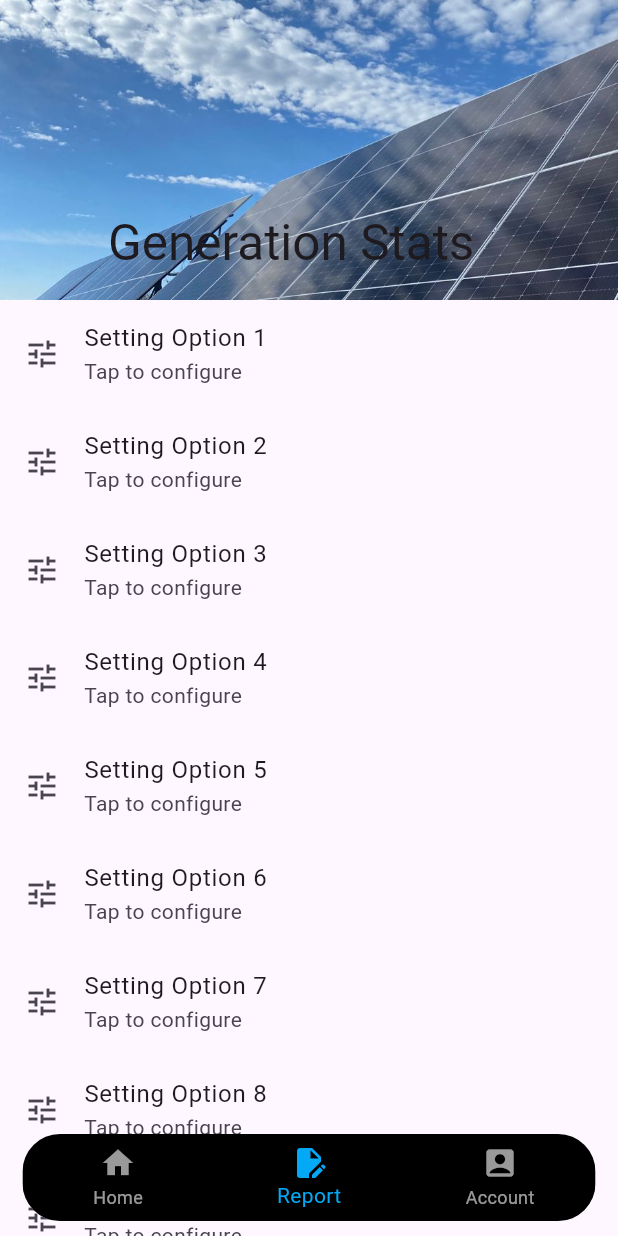
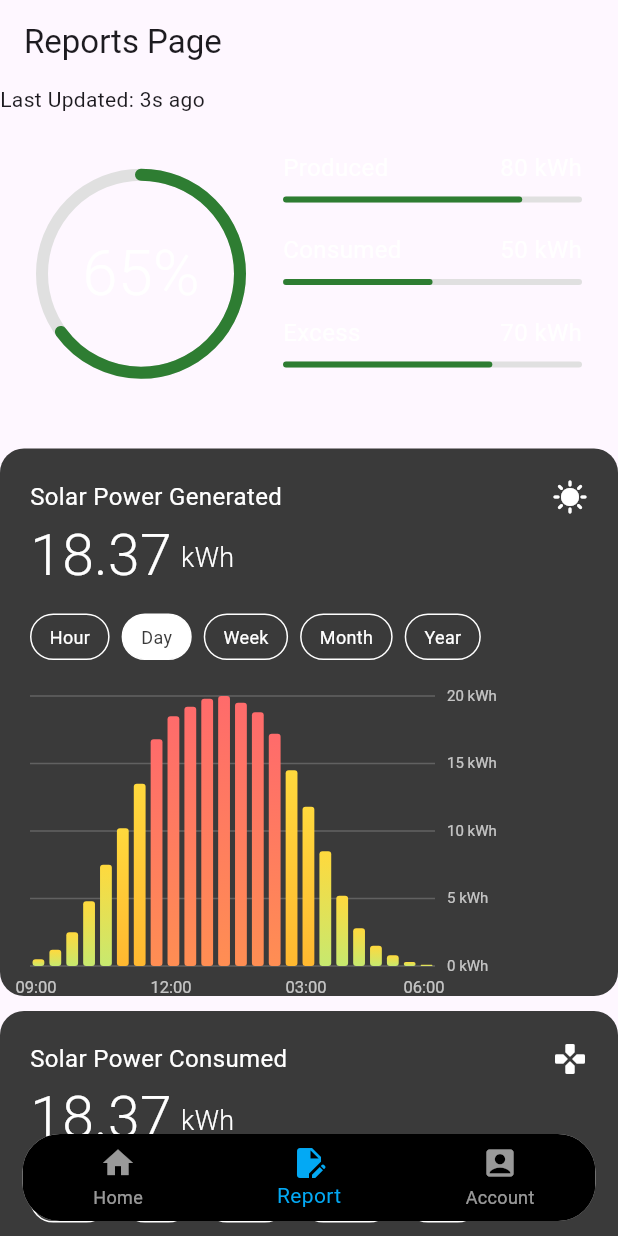
Before and after one commit to zhira03/zesa_project, a Flutter app: the LandingPage screen opened directly, item 2 of the bottom bar chosen, on a phone screen of 412 x 824 dp. Run offline on Flutter 3.47's test engine with Material 3 defaults, Android fonts, the phone set to English and light mode, and no system bars; our stand-ins replace fl_chart, fluentui_system_icons, flutter_svg, google_fonts, lottie, smooth_page_indicator.

Commit message:
Reports Page halfway done

```diff
--- a/Frontend/zesa_app/lib/components/animations.dart
+++ b/Frontend/zesa_app/lib/components/animations.dart
@@ -43,12 +43,13 @@ class _SplashScreenState extends State<SplashScreen> {
             ),
             Spacer(),
             Padding(
-              padding: const EdgeInsets.symmetric(vertical: 10),
+              padding: const EdgeInsets.only(bottom: 50),
               child: Text(
                 "WattTrade",
                 style: GoogleFonts.zenDots(
                   fontSize: 32,
                   fontWeight: FontWeight.w400,
+                  color: Colors.black
                 ),
               ),
             ),
--- /dev/null
+++ b/Frontend/zesa_app/lib/components/barGraph.dart
@@ -0,0 +1,271 @@
+import 'package:flutter/material.dart';
+
+class EnergyChart extends StatefulWidget {
+  final double energyGenerated;
+  final List<double> hourlyData; // 24 values for each hour
+  final String selectedPeriod;
+  final Function(String) onPeriodChanged;
+  final String title;
+  final IconData icon;
+
+  const EnergyChart({
+    Key? key,
+    required this.energyGenerated,
+    required this.hourlyData,
+    this.selectedPeriod = 'Day',
+    required this.onPeriodChanged,
+    required this.title,
+    required this.icon,
+  }) : super(key: key);
+
+  @override
+  State<EnergyChart> createState() => _EnergyChartState();
+}
+
+class _EnergyChartState extends State<EnergyChart> {
+  final List<String> periods = ['Hour', 'Day', 'Week', 'Month', 'Year'];
+
+  @override
+  Widget build(BuildContext context) {
+    return Container(
+      width: double.infinity,
+      padding: const EdgeInsets.all(20),
+      decoration: BoxDecoration(
+        color: const Color(0xFF3a3a3a),
+        borderRadius: BorderRadius.circular(16),
+      ),
+      child: Column(
+        crossAxisAlignment: CrossAxisAlignment.start,
+        children: [
+          // Header
+          Row(
+            mainAxisAlignment: MainAxisAlignment.spaceBetween,
+            children: [
+              Text(
+                widget.title,
+                style: TextStyle(
+                  color: Colors.white,
+                  fontSize: 16,
+                  fontWeight: FontWeight.w400,
+                ),
+              ),
+              Icon(
+                widget.icon,
+                color: Colors.white,
+                size: 24,
+              ),
+            ],
+          ),
+          const SizedBox(height: 8),
+
+          // Energy value
+          Row(
+            crossAxisAlignment: CrossAxisAlignment.end,
+            children: [
+              Text(
+                widget.energyGenerated.toStringAsFixed(2),
+                style: const TextStyle(
+                  color: Colors.white,
+                  fontSize: 38,
+                  fontWeight: FontWeight.w300,
+                  height: 1,
+                ),
+              ),
+              const SizedBox(width: 6),
+              const Padding(
+                padding: EdgeInsets.only(bottom: 4),
+                child: Text(
+                  'kWh',
+                  style: TextStyle(
+                    color: Colors.white,
+                    fontSize: 18,
+                    fontWeight: FontWeight.w300,
+                  ),
+                ),
+              ),
+            ],
+          ),
+          const SizedBox(height: 20),
+
+          // Period buttons
+          Row(
+            children: periods.map((period) {
+              final isSelected = period == widget.selectedPeriod;
+              return Padding(
+                padding: const EdgeInsets.only(right: 8),
+                child: GestureDetector(
+                  onTap: () => widget.onPeriodChanged(period),
+                  child: Container(
+                    padding: const EdgeInsets.symmetric(
+                      horizontal: 12,
+                      vertical: 6,
+                    ),
+                    decoration: BoxDecoration(
+                      color: isSelected ? Colors.white : Colors.transparent,
+                      border: Border.all(
+                        color: Colors.white,
+                        width: 1,
+                      ),
+                      borderRadius: BorderRadius.circular(16),
+                    ),
+                    child: Text(
+                      period,
+                      style: TextStyle(
+                        color: isSelected ? const Color(0xFF3a3a3a) : Colors.white,
+                        fontSize: 12,
+                        fontWeight: FontWeight.w400,
+                      ),
+                    ),
+                  ),
+                ),
+              );
+            }).toList(),
+          ),
+          const SizedBox(height: 24),
+
+          // Chart
+          SizedBox(
+            height: 180,
+            child: CustomPaint(
+              size: Size(270, 180),
+              painter: BarChartPainter(
+                data: widget.hourlyData,
+                maxValue: 20,
+              ),
+            ),
+          ),
+        ],
+      ),
+    );
+  }
+}
+
+class BarChartPainter extends CustomPainter {
+  final List<double> data;
+  final double maxValue;
+
+  BarChartPainter({
+    required this.data,
+    required this.maxValue,
+  });
+
+  @override
+  void paint(Canvas canvas, Size size) {
+    final barWidth = size.width / data.length;
+    final barSpacing = barWidth * 0.3;
+    final actualBarWidth = barWidth - barSpacing;
+
+    // Draw horizontal grid lines
+    final gridPaint = Paint()
+      ..color = Colors.white.withOpacity(0.2)
+      ..strokeWidth = 1
+      ..style = PaintingStyle.stroke
+      ..strokeDashArray = [4, 4];
+
+    // Draw 4 horizontal lines
+    for (int i = 0; i <= 4; i++) {
+      final y = size.height - (size.height * i / 4);
+      final path = Path();
+      path.moveTo(0, y);
+      path.lineTo(size.width, y);
+      canvas.drawPath(path, gridPaint);
+
+      // Draw labels
+      final textPainter = TextPainter(
+        text: TextSpan(
+          text: '${(maxValue * i / 4).toInt()} kWh',
+          style: const TextStyle(
+            color: Colors.white70,
+            fontSize: 10,
+          ),
+        ),
+        textDirection: TextDirection.ltr,
+      );
+      textPainter.layout();
+      textPainter.paint(
+        canvas,
+        Offset(size.width + 8, y - textPainter.height / 2),
+      );
+    }
+
+    // Draw bars
+    for (int i = 0; i < data.length; i++) {
+      final barHeight = (data[i] / maxValue) * size.height;
+      final x = i * barWidth + barSpacing / 2;
+      final y = size.height - barHeight;
+
+      // Create gradient based on bar height
+      final gradient = LinearGradient(
+        begin: Alignment.topCenter,
+        end: Alignment.bottomCenter,
+        colors: _getGradientColors(data[i] / maxValue),
+      );
+
+      final rect = Rect.fromLTWH(x, y, actualBarWidth, barHeight);
+      final paint = Paint()
+        ..shader = gradient.createShader(rect)
+        ..style = PaintingStyle.fill;
+
+      final rrect = RRect.fromRectAndRadius(
+        rect,
+        const Radius.circular(2),
+      );
+
+      canvas.drawRRect(rrect, paint);
+    }
+
+    // Draw time labels
+    final timeLabels = ['09:00', '12:00', '03:00', '06:00'];
+    final timePositions = [0, data.length ~/ 3, data.length * 2 ~/ 3, data.length - 1];
+
+    for (int i = 0; i < timeLabels.length; i++) {
+      final textPainter = TextPainter(
+        text: TextSpan(
+          text: timeLabels[i],
+          style: const TextStyle(
+            color: Colors.white70,
+            fontSize: 11,
+          ),
+        ),
+        textDirection: TextDirection.ltr,
+      );
+      textPainter.layout();
+
+      final x = timePositions[i] * barWidth + actualBarWidth / 2 - textPainter.width / 2;
+      textPainter.paint(
+        canvas,
+        Offset(x, size.height + 8),
+      );
+    }
+  }
+
+  List<Color> _getGradientColors(double ratio) {
+    if (ratio > 0.75) {
+      return [
+        const Color(0xFFff6b6b),
+        const Color(0xFFff8e53),
+      ];
+    } else if (ratio > 0.5) {
+      return [
+        const Color(0xFFffd93d),
+        const Color(0xFFffb830),
+      ];
+    } else {
+      return [
+        const Color(0xFFffd93d),
+        const Color(0xFFc7e96f),
+      ];
+    }
+  }
+
+  @override
+  bool shouldRepaint(BarChartPainter oldDelegate) {
+    return true;
+  }
+}
+
+// Extension for dashed lines
+extension DashedPath on Paint {
+  set strokeDashArray(List<double> dashArray) {
+  }
+}
--- /dev/null
+++ b/Frontend/zesa_app/lib/components/pieChart.dart
@@ -0,0 +1,162 @@
+import 'package:flutter/material.dart';
+import 'dart:math' as math;
+
+class ProgressStatsWidget extends StatelessWidget {
+  final double overallPercentage;
+  final Map<String, double> categories;
+
+  const ProgressStatsWidget({
+    Key? key,
+    required this.overallPercentage,
+    required this.categories,
+  }) : super(key: key);
+
+  @override
+  Widget build(BuildContext context) {
+    final screenWidth = MediaQuery.of(context).size.width;
+    return Container(
+      padding: const EdgeInsets.all(24),
+      child: Row(
+        children: [
+          // Circular progress indicator
+          SizedBox(
+            width: 140,
+            height: 140,
+            child: CustomPaint(
+              painter: CircularProgressPainter(
+                percentage: overallPercentage,
+                strokeWidth: 8,
+              ),
+              child: Center(
+                child: Text(
+                  '${overallPercentage.toInt()}%',
+                  style: const TextStyle(
+                    fontSize: 42,
+                    fontWeight: FontWeight.w300,
+                    color: Colors.white,
+                  ),
+                ),
+              ),
+            ),
+          ),
+
+          SizedBox(width: screenWidth * 0.06),
+
+          // Progress bars
+          Expanded(
+            child: Column(
+              crossAxisAlignment: CrossAxisAlignment.start,
+              mainAxisSize: MainAxisSize.min,
+              children: categories.entries.map((entry) {
+                return Padding(
+                  padding: const EdgeInsets.only(bottom: 20),
+                  child: _buildProgressBar(entry.key, entry.value),
+                );
+              }).toList(),
+            ),
+          ),
+        ],
+      ),
+    );
+  }
+
+  Widget _buildProgressBar(String label, double percentage) {
+    return Column(
+      crossAxisAlignment: CrossAxisAlignment.start,
+      children: [
+        Row(
+          mainAxisAlignment: MainAxisAlignment.spaceBetween,
+          children: [
+            Text(
+              label,
+              style: const TextStyle(
+                fontSize: 16,
+                fontWeight: FontWeight.w400,
+                color: Colors.white,
+              ),
+            ),
+            Text(
+              '${percentage.toInt()} kWh',
+              style: const TextStyle(
+                fontSize: 16,
+                fontWeight: FontWeight.w400,
+                color: Colors.white,
+              ),
+            ),
+          ],
+        ),
+        const SizedBox(height: 8),
+        Stack(
+          children: [
+            // Background bar
+            Container(
+              height: 4,
+              decoration: BoxDecoration(
+                color: Colors.grey[300],
+                borderRadius: BorderRadius.circular(2),
+              ),
+            ),
+            // Progress bar
+            FractionallySizedBox(
+              widthFactor: percentage / 100,
+              child: Container(
+                height: 4,
+                decoration: BoxDecoration(
+                  color: const Color(0xFF2e7d32),
+                  borderRadius: BorderRadius.circular(2),
+                ),
+              ),
+            ),
+          ],
+        ),
+      ],
+    );
+  }
+}
+
+// Custom painter for circular progress
+class CircularProgressPainter extends CustomPainter {
+  final double percentage;
+  final double strokeWidth;
+
+  CircularProgressPainter({
+    required this.percentage,
+    required this.strokeWidth,
+  });
+
+  @override
+  void paint(Canvas canvas, Size size) {
+    final center = Offset(size.width / 2, size.height / 2);
+    final radius = (size.width - strokeWidth) / 2;
+
+    // Background circle
+    final backgroundPaint = Paint()
+      ..color = Colors.grey[300]!
+      ..style = PaintingStyle.stroke
+      ..strokeWidth = strokeWidth
+      ..strokeCap = StrokeCap.round;
+
+    canvas.drawCircle(center, radius, backgroundPaint);
+
+    // Progress arc
+    final progressPaint = Paint()
+      ..color = const Color(0xFF2e7d32)
+      ..style = PaintingStyle.stroke
+      ..strokeWidth = strokeWidth
+      ..strokeCap = StrokeCap.round;
+
+    final sweepAngle = 2 * math.pi * (percentage / 100);
+    canvas.drawArc(
+      Rect.fromCircle(center: center, radius: radius),
+      -math.pi / 2, // Start from top
+      sweepAngle,
+      false,
+      progressPaint,
+    );
+  }
+
+  @override
+  bool shouldRepaint(CircularProgressPainter oldDelegate) {
+    return oldDelegate.percentage != percentage;
+  }
+}
--- a/Frontend/zesa_app/lib/components/prosumerConsumption.dart
+++ b/Frontend/zesa_app/lib/components/prosumerConsumption.dart
@@ -90,7 +90,9 @@ class _UsageStatsState extends State<UsageStats>
     final batteryColor = _getBatteryColor();
     final energySource = _getEnergySource();
 
-    return Container(
+    return SingleChildScrollView(
+      physics: AlwaysScrollableScrollPhysics(),
+      child: Container(
         width: 230,
         decoration: BoxDecoration(
           gradient: LinearGradient(
@@ -581,6 +583,7 @@ class _UsageStatsState extends State<UsageStats>
             ],
           ),
         ),
+      ),
     );
   }
 
--- a/Frontend/zesa_app/lib/screens/prosumer/landing.dart
+++ b/Frontend/zesa_app/lib/screens/prosumer/landing.dart
@@ -1,7 +1,6 @@
 import 'package:WattTrade/components/themes.dart';
 import 'package:WattTrade/screens/prosumer/pages/accountPage.dart';
 import 'package:WattTrade/screens/prosumer/pages/homePage.dart';
-import 'package:WattTrade/screens/prosumer/pages/home2.dart';
 import 'package:WattTrade/screens/prosumer/pages/settingsPage.dart';
 import 'package:flutter/material.dart';
 import 'package:provider/provider.dart';
@@ -17,7 +16,7 @@ class _LandingPageState extends State<LandingPage> {
   int _selectedIndex = 0;
   final List <Widget> _pages = [
     HomePage(),
-    SettingsPage(),
+    ReportsPage(),
     AccountPage(),
   ];
 
@@ -42,13 +41,6 @@ class _LandingPageState extends State<LandingPage> {
               decoration: BoxDecoration(
                 color: Colors.white,
                 borderRadius: BorderRadius.circular(25),
-                // boxShadow: [
-                //   BoxShadow(
-                //     color: Colors.black,
-                //     blurRadius: 10,
-                //     offset: const Offset(0, 5),
-                //   ),
-                // ],
               ),
               child: ClipRRect(
                 borderRadius: BorderRadius.circular(25),
--- a/Frontend/zesa_app/lib/screens/prosumer/pages/settingsPage.dart
+++ b/Frontend/zesa_app/lib/screens/prosumer/pages/settingsPage.dart
@@ -1,43 +1,96 @@
+import 'package:WattTrade/components/barGraph.dart';
+import 'package:WattTrade/components/pieChart.dart';
+import 'package:fl_chart/fl_chart.dart';
 import 'package:flutter/material.dart';
 
-class SettingsPage extends StatefulWidget {
-  const SettingsPage({super.key});
+class ReportsPage extends StatefulWidget {
+  const ReportsPage({super.key});
 
   @override
-  State<SettingsPage> createState() => _SettingsPageState();
+  State<ReportsPage> createState() => _ReportsPageState();
 }
 
-class _SettingsPageState extends State<SettingsPage> {
+class _ReportsPageState extends State<ReportsPage> {
+  String selectedPeriod = 'Day';
+
+  final List<double> hourlyData = [
+    0.5, 1.2, 2.5, 4.8, 7.5, 10.2, 13.5, 16.8, 18.5, 19.2, 19.8, 20.0,
+    19.5, 18.8, 17.2, 14.5, 11.8, 8.5, 5.2, 2.8, 1.5, 0.8, 0.3, 0.1,
+  ];
+
   @override
   Widget build(BuildContext context) {
     return Scaffold(
-      body: CustomScrollView(
-        slivers: [
-          // --- AppBar that disappears on scroll ---
-          SliverAppBar(
-            expandedHeight: 200,
-            pinned: true, // stays visible in collapsed state
-            flexibleSpace: FlexibleSpaceBar(
-              title: const Text('Generation Stats'),
-              background: Image.asset(
-                'assets/prosumer/dayLightGen.jpg',
-                fit: BoxFit.cover,
+      appBar: AppBar(
+        title: Text("Reports Page"),
+        automaticallyImplyLeading: false,
+      ),
+      body: SingleChildScrollView(
+        physics: AlwaysScrollableScrollPhysics(),
+        child: Column(
+          mainAxisAlignment: MainAxisAlignment.start,
+          crossAxisAlignment: CrossAxisAlignment.start,
+          children: [
+            Text("Last Updated: 3s ago"),
+            SizedBox(
+              // height: 300,
+              width: double.infinity,
+              child: Column(
+                crossAxisAlignment: CrossAxisAlignment.start,
+                children: [
+                  ProgressStatsWidget(
+                    overallPercentage: 65,
+                    categories: {
+                      "Produced": 80,
+                      "Consumed": 50,
+                      "Excess": 70,
+                    },
+                  )
+                ],
               ),
             ),
-          ),
-
-          // --- Scrollable content below ---
-          SliverList(
-            delegate: SliverChildBuilderDelegate(
-              (context, index) => ListTile(
-                title: Text('Setting Option ${index + 1}'),
-                subtitle: const Text('Tap to configure'),
-                leading: const Icon(Icons.tune),
-              ),
-              childCount: 30, // enough items to test scrolling
+            const SizedBox(height: 10),
+            EnergyChart(
+              title: 'Solar Power Generated',
+              icon: Icons.sunny,
+              energyGenerated: 18.37,
+              hourlyData: hourlyData,
+              selectedPeriod: selectedPeriod,
+              onPeriodChanged: (period) {
+                setState(() {
+                  selectedPeriod = period;
+                });
+              },
             ),
-          ),
-        ],
+            const SizedBox(height: 10),
+            EnergyChart(
+              title: 'Solar Power Consumed',
+              icon: Icons.games_rounded,
+              energyGenerated: 18.37,
+              hourlyData: hourlyData,
+              selectedPeriod: selectedPeriod,
+              onPeriodChanged: (period) {
+                setState(() {
+                  selectedPeriod = period;
+                });
+              },
+            ),
+            const SizedBox(height: 10),
+            EnergyChart(
+              title: 'Solar Power sold',
+              icon: Icons.sell,
+              energyGenerated: 18.37,
+              hourlyData: hourlyData,
+              selectedPeriod: selectedPeriod,
+              onPeriodChanged: (period) {
+                setState(() {
+                  selectedPeriod = period;
+                });
+              },
+            ),
+            const SizedBox(height: 10),
+          ],
+        ),
       ),
     );
   }
```
Lines whose indentation alone changed are shown as unchanged.
